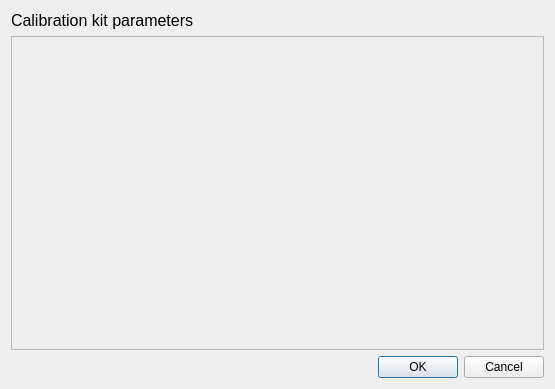
Before: the Qt Designer form vna_qt/calkitsettingsdialog.ui in nanovna-v2/NanoVNA-QT, drawn with Qt 5.
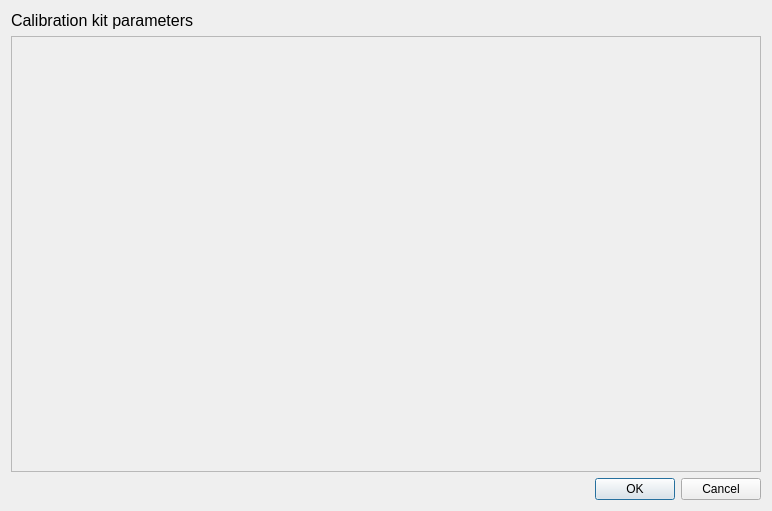
After: the same form once the commit is applied.

Commit message: show frequency range info in cal kit settings dialog

Patch:
```diff
--- a/vna_qt/calkitsettingsdialog.ui
+++ b/vna_qt/calkitsettingsdialog.ui
@@ -6,8 +6,8 @@
    <rect>
     <x>0</x>
     <y>0</y>
-    <width>555</width>
-    <height>389</height>
+    <width>772</width>
+    <height>511</height>
    </rect>
   </property>
   <property name="windowTitle">
```
Left out of the diff: 2 changed lines with no effect on the pictures. The commit also changes 3 other files.
